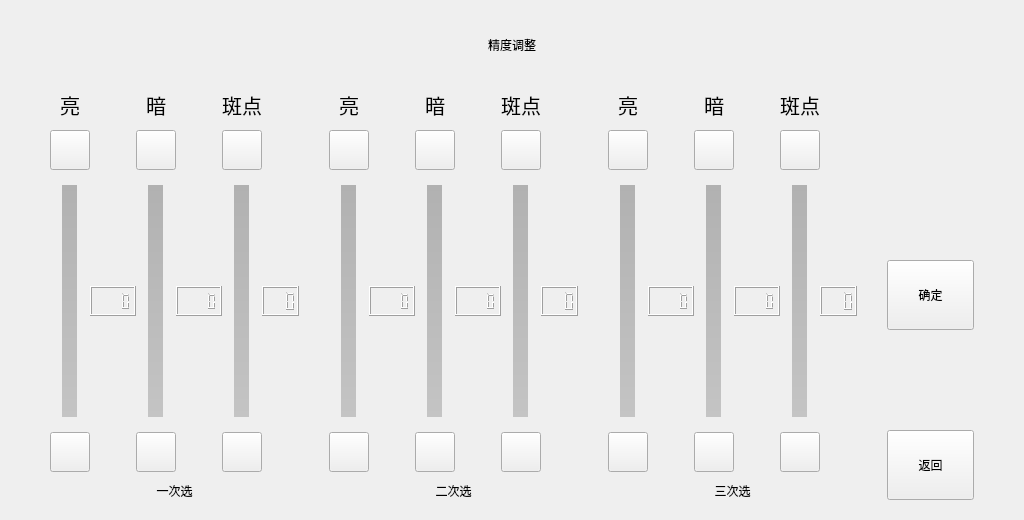
The window that forms/formaccuracyadjust.ui (zhoutl1106/pjt2) describes before a commit, drawn with Qt 5.
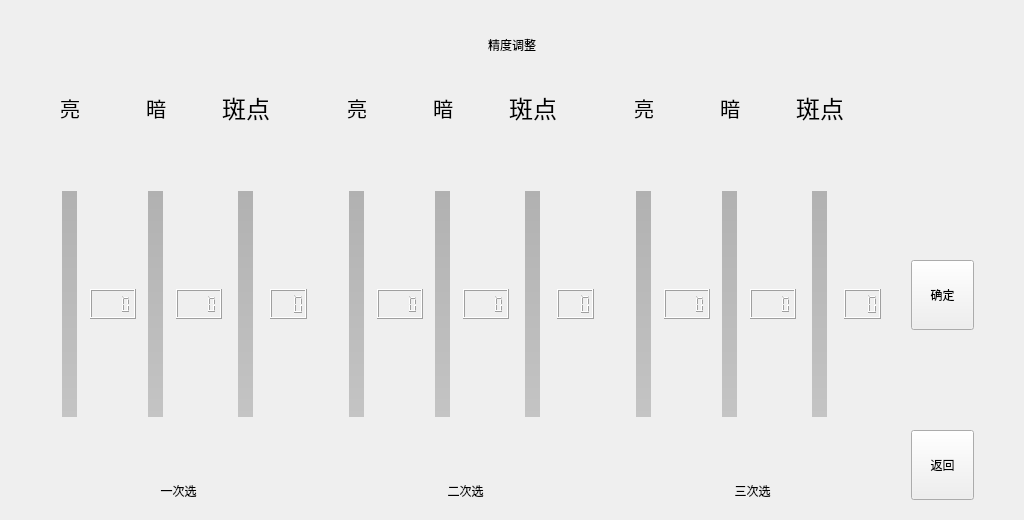
The same window after the commit. Icons and pictures are not drawn.

```diff
--- a/forms/formaccuracyadjust.ui
+++ b/forms/formaccuracyadjust.ui
@@ -102,58 +102,6 @@
        </property>
       </widget>
      </item>
-     <item row="3" column="3">
-      <widget class="QToolButton" name="toolButton_12d">
-       <property name="minimumSize">
-        <size>
-         <width>40</width>
-         <height>40</height>
-        </size>
-       </property>
-       <property name="styleSheet">
-        <string notr="true">QToolButton
-{
-	font-size:20px;
-    border-image: url(:/image/downG.png);
-    color: rgb(255, 255, 255);
-}
-
-QToolButton:pressed
-{
-    border-image: url(:/image/downR.png);
-}</string>
-       </property>
-       <property name="text">
-        <string/>
-       </property>
-      </widget>
-     </item>
-     <item row="1" column="5">
-      <widget class="QToolButton" name="toolButton_13u">
-       <property name="minimumSize">
-        <size>
-         <width>40</width>
-         <height>40</height>
-        </size>
-       </property>
-       <property name="styleSheet">
-        <string notr="true">QToolButton
-{
-	font-size:20px;
-    border-image: url(:/image/upG.png);
-    color: rgb(255, 255, 255);
-}
-
-QToolButton:pressed
-{
-    border-image: url(:/image/upR.png);
-}</string>
-       </property>
-       <property name="text">
-        <string/>
-       </property>
-      </widget>
-     </item>
      <item row="2" column="6">
       <widget class="QLCDNumber" name="lcdNumber13">
        <property name="sizePolicy">
@@ -179,58 +127,6 @@
        </property>
       </widget>
      </item>
-     <item row="1" column="3">
-      <widget class="QToolButton" name="toolButton_12u">
-       <property name="minimumSize">
-        <size>
-         <width>40</width>
-         <height>40</height>
-        </size>
-       </property>
-       <property name="styleSheet">
-        <string notr="true">QToolButton
-{
-	font-size:20px;
-    border-image: url(:/image/upG.png);
-    color: rgb(255, 255, 255);
-}
-
-QToolButton:pressed
-{
-    border-image: url(:/image/upR.png);
-}</string>
-       </property>
-       <property name="text">
-        <string/>
-       </property>
-      </widget>
-     </item>
-     <item row="3" column="5">
-      <widget class="QToolButton" name="toolButton_13d">
-       <property name="minimumSize">
-        <size>
-         <width>40</width>
-         <height>40</height>
-        </size>
-       </property>
-       <property name="styleSheet">
-        <string notr="true">QToolButton
-{
-	font-size:20px;
-    border-image: url(:/image/downG.png);
-    color: rgb(255, 255, 255);
-}
-
-QToolButton:pressed
-{
-    border-image: url(:/image/downR.png);
-}</string>
-       </property>
-       <property name="text">
-        <string/>
-       </property>
-      </widget>
-     </item>
      <item row="2" column="5" alignment="Qt::AlignHCenter">
       <widget class="QSlider" name="verticalSlider13">
        <property name="sizePolicy">
@@ -288,58 +184,6 @@
        </property>
       </widget>
      </item>
-     <item row="1" column="1" alignment="Qt::AlignHCenter">
-      <widget class="QToolButton" name="toolButton_11u">
-       <property name="minimumSize">
-        <size>
-         <width>40</width>
-         <height>40</height>
-        </size>
-       </property>
-       <property name="styleSheet">
-        <string notr="true">QToolButton
-{
-	font-size:20px;
-    border-image: url(:/image/upG.png);
-    color: rgb(255, 255, 255);
-}
-
-QToolButton:pressed
-{
-    border-image: url(:/image/upR.png);
-}</string>
-       </property>
-       <property name="text">
-        <string/>
-       </property>
-      </widget>
-     </item>
-     <item row="3" column="1" alignment="Qt::AlignHCenter">
-      <widget class="QToolButton" name="toolButton_11d">
-       <property name="minimumSize">
-        <size>
-         <width>40</width>
-         <height>40</height>
-        </size>
-       </property>
-       <property name="styleSheet">
-        <string notr="true">QToolButton
-{
-	font-size:20px;
-    border-image: url(:/image/downG.png);
-    color: rgb(255, 255, 255);
-}
-
-QToolButton:pressed
-{
-    border-image: url(:/image/downR.png);
-}</string>
-       </property>
-       <property name="text">
-        <string/>
-       </property>
-      </widget>
-     </item>
      <item row="2" column="2">
       <widget class="QLCDNumber" name="lcdNumber11">
        <property name="sizePolicy">
@@ -421,9 +265,16 @@
        </property>
        <property name="font">
         <font>
-         <pointsize>15</pointsize>
+         <family>宋体</family>
+         <pointsize>18</pointsize>
+         <weight>50</weight>
+         <italic>false</italic>
+         <bold>false</bold>
         </font>
        </property>
+       <property name="styleSheet">
+        <string notr="true">font: 18pt &quot;宋体&quot;;</string>
+       </property>
        <property name="text">
         <string>斑点</string>
        </property>
@@ -473,6 +324,102 @@
        </property>
       </widget>
      </item>
+     <item row="1" column="0" colspan="2">
+      <widget class="QWidget" name="widget_11u" native="true">
+       <property name="sizePolicy">
+        <sizepolicy hsizetype="Fixed" vsizetype="Fixed">
+         <horstretch>40</horstretch>
+         <verstretch>40</verstretch>
+        </sizepolicy>
+       </property>
+       <property name="minimumSize">
+        <size>
+         <width>40</width>
+         <height>40</height>
+        </size>
+       </property>
+      </widget>
+     </item>
+     <item row="1" column="3">
+      <widget class="QWidget" name="widget_12u" native="true">
+       <property name="sizePolicy">
+        <sizepolicy hsizetype="Fixed" vsizetype="Fixed">
+         <horstretch>40</horstretch>
+         <verstretch>40</verstretch>
+        </sizepolicy>
+       </property>
+       <property name="minimumSize">
+        <size>
+         <width>40</width>
+         <height>40</height>
+        </size>
+       </property>
+      </widget>
+     </item>
+     <item row="1" column="5">
+      <widget class="QWidget" name="widget_13u" native="true">
+       <property name="sizePolicy">
+        <sizepolicy hsizetype="Fixed" vsizetype="Fixed">
+         <horstretch>40</horstretch>
+         <verstretch>40</verstretch>
+        </sizepolicy>
+       </property>
+       <property name="minimumSize">
+        <size>
+         <width>40</width>
+         <height>40</height>
+        </size>
+       </property>
+      </widget>
+     </item>
+     <item row="3" column="5">
+      <widget class="QWidget" name="widget_13d" native="true">
+       <property name="sizePolicy">
+        <sizepolicy hsizetype="Fixed" vsizetype="Fixed">
+         <horstretch>40</horstretch>
+         <verstretch>40</verstretch>
+        </sizepolicy>
+       </property>
+       <property name="minimumSize">
+        <size>
+         <width>40</width>
+         <height>40</height>
+        </size>
+       </property>
+      </widget>
+     </item>
+     <item row="3" column="3">
+      <widget class="QWidget" name="widget_12d" native="true">
+       <property name="sizePolicy">
+        <sizepolicy hsizetype="Fixed" vsizetype="Fixed">
+         <horstretch>40</horstretch>
+         <verstretch>40</verstretch>
+        </sizepolicy>
+       </property>
+       <property name="minimumSize">
+        <size>
+         <width>40</width>
+         <height>40</height>
+        </size>
+       </property>
+      </widget>
+     </item>
+     <item row="3" column="1">
+      <widget class="QWidget" name="widget_11d" native="true">
+       <property name="sizePolicy">
+        <sizepolicy hsizetype="Fixed" vsizetype="Fixed">
+         <horstretch>40</horstretch>
+         <verstretch>40</verstretch>
+        </sizepolicy>
+       </property>
+       <property name="minimumSize">
+        <size>
+         <width>40</width>
+         <height>40</height>
+        </size>
+       </property>
+      </widget>
+     </item>
     </layout>
    </item>
    <item row="1" column="1">
@@ -524,58 +471,6 @@
        </property>
       </widget>
      </item>
-     <item row="3" column="2">
-      <widget class="QToolButton" name="toolButton_22d">
-       <property name="minimumSize">
-        <size>
-         <width>40</width>
-         <height>40</height>
-        </size>
-       </property>
-       <property name="styleSheet">
-        <string notr="true">QToolButton
-{
-	font-size:20px;
-    border-image: url(:/image/downG.png);
-    color: rgb(255, 255, 255);
-}
-
-QToolButton:pressed
-{
-    border-image: url(:/image/downR.png);
-}</string>
-       </property>
-       <property name="text">
-        <string/>
-       </property>
-      </widget>
-     </item>
-     <item row="1" column="4">
-      <widget class="QToolButton" name="toolButton_23u">
-       <property name="minimumSize">
-        <size>
-         <width>40</width>
-         <height>40</height>
-        </size>
-       </property>
-       <property name="styleSheet">
-        <string notr="true">QToolButton
-{
-	font-size:20px;
-    border-image: url(:/image/upG.png);
-    color: rgb(255, 255, 255);
-}
-
-QToolButton:pressed
-{
-    border-image: url(:/image/upR.png);
-}</string>
-       </property>
-       <property name="text">
-        <string/>
-       </property>
-      </widget>
-     </item>
      <item row="2" column="5">
       <widget class="QLCDNumber" name="lcdNumber23">
        <property name="sizePolicy">
@@ -601,58 +496,6 @@
        </property>
       </widget>
      </item>
-     <item row="1" column="2">
-      <widget class="QToolButton" name="toolButton_22u">
-       <property name="minimumSize">
-        <size>
-         <width>40</width>
-         <height>40</height>
-        </size>
-       </property>
-       <property name="styleSheet">
-        <string notr="true">QToolButton
-{
-	font-size:20px;
-    border-image: url(:/image/upG.png);
-    color: rgb(255, 255, 255);
-}
-
-QToolButton:pressed
-{
-    border-image: url(:/image/upR.png);
-}</string>
-       </property>
-       <property name="text">
-        <string/>
-       </property>
-      </widget>
-     </item>
-     <item row="3" column="4">
-      <widget class="QToolButton" name="toolButton_23d">
-       <property name="minimumSize">
-        <size>
-         <width>40</width>
-         <height>40</height>
-        </size>
-       </property>
-       <property name="styleSheet">
-        <string notr="true">QToolButton
-{
-	font-size:20px;
-    border-image: url(:/image/downG.png);
-    color: rgb(255, 255, 255);
-}
-
-QToolButton:pressed
-{
-    border-image: url(:/image/downR.png);
-}</string>
-       </property>
-       <property name="text">
-        <string/>
-       </property>
-      </widget>
-     </item>
      <item row="2" column="4" alignment="Qt::AlignHCenter">
       <widget class="QSlider" name="verticalSlider23">
        <property name="sizePolicy">
@@ -694,58 +537,6 @@
        </property>
       </widget>
      </item>
-     <item row="1" column="0" alignment="Qt::AlignHCenter">
-      <widget class="QToolButton" name="toolButton_21u">
-       <property name="minimumSize">
-        <size>
-         <width>40</width>
-         <height>40</height>
-        </size>
-       </property>
-       <property name="styleSheet">
-        <string notr="true">QToolButton
-{
-	font-size:20px;
-    border-image: url(:/image/upG.png);
-    color: rgb(255, 255, 255);
-}
-
-QToolButton:pressed
-{
-    border-image: url(:/image/upR.png);
-}</string>
-       </property>
-       <property name="text">
-        <string/>
-       </property>
-      </widget>
-     </item>
-     <item row="3" column="0" alignment="Qt::AlignHCenter">
-      <widget class="QToolButton" name="toolButton_21d">
-       <property name="minimumSize">
-        <size>
-         <width>40</width>
-         <height>40</height>
-        </size>
-       </property>
-       <property name="styleSheet">
-        <string notr="true">QToolButton
-{
-	font-size:20px;
-    border-image: url(:/image/downG.png);
-    color: rgb(255, 255, 255);
-}
-
-QToolButton:pressed
-{
-    border-image: url(:/image/downR.png);
-}</string>
-       </property>
-       <property name="text">
-        <string/>
-       </property>
-      </widget>
-     </item>
      <item row="2" column="1">
       <widget class="QLCDNumber" name="lcdNumber21">
        <property name="sizePolicy">
@@ -864,9 +655,16 @@
        </property>
        <property name="font">
         <font>
-         <pointsize>15</pointsize>
+         <family>宋体</family>
+         <pointsize>18</pointsize>
+         <weight>50</weight>
+         <italic>false</italic>
+         <bold>false</bold>
         </font>
        </property>
+       <property name="styleSheet">
+        <string notr="true">font: 18pt &quot;宋体&quot;;</string>
+       </property>
        <property name="text">
         <string>斑点</string>
        </property>
@@ -916,6 +714,124 @@
        </property>
       </widget>
      </item>
+     <item row="1" column="0">
+      <widget class="QWidget" name="widget_21u" native="true">
+       <property name="sizePolicy">
+        <sizepolicy hsizetype="Fixed" vsizetype="Fixed">
+         <horstretch>40</horstretch>
+         <verstretch>40</verstretch>
+        </sizepolicy>
+       </property>
+       <property name="minimumSize">
+        <size>
+         <width>40</width>
+         <height>40</height>
+        </size>
+       </property>
+      </widget>
+     </item>
+     <item row="1" column="2">
+      <widget class="QWidget" name="widget_22u" native="true">
+       <property name="sizePolicy">
+        <sizepolicy hsizetype="Fixed" vsizetype="Fixed">
+         <horstretch>40</horstretch>
+         <verstretch>40</verstretch>
+        </sizepolicy>
+       </property>
+       <property name="minimumSize">
+        <size>
+         <width>40</width>
+         <height>40</height>
+        </size>
+       </property>
+      </widget>
+     </item>
+     <item row="1" column="4">
+      <widget class="QWidget" name="widget_23u" native="true">
+       <property name="sizePolicy">
+        <sizepolicy hsizetype="Fixed" vsizetype="Fixed">
+         <horstretch>40</horstretch>
+         <verstretch>40</verstretch>
+        </sizepolicy>
+       </property>
+       <property name="minimumSize">
+        <size>
+         <width>40</width>
+         <height>40</height>
+        </size>
+       </property>
+      </widget>
+     </item>
+     <item row="3" column="4">
+      <widget class="QWidget" name="widget_23d" native="true">
+       <property name="sizePolicy">
+        <sizepolicy hsizetype="Fixed" vsizetype="Fixed">
+         <horstretch>40</horstretch>
+         <verstretch>40</verstretch>
+        </sizepolicy>
+       </property>
+       <property name="minimumSize">
+        <size>
+         <width>40</width>
+         <height>40</height>
+        </size>
+       </property>
+      </widget>
+     </item>
+     <item row="3" column="2">
+      <widget class="QWidget" name="widget_15" native="true">
+       <property name="sizePolicy">
+        <sizepolicy hsizetype="Fixed" vsizetype="Fixed">
+         <horstretch>40</horstretch>
+         <verstretch>40</verstretch>
+        </sizepolicy>
+       </property>
+       <property name="minimumSize">
+        <size>
+         <width>40</width>
+         <height>40</height>
+        </size>
+       </property>
+       <widget class="QWidget" name="widget_22d" native="true">
+        <property name="geometry">
+         <rect>
+          <x>0</x>
+          <y>0</y>
+          <width>40</width>
+          <height>40</height>
+         </rect>
+        </property>
+        <property name="sizePolicy">
+         <sizepolicy hsizetype="Fixed" vsizetype="Fixed">
+          <horstretch>40</horstretch>
+          <verstretch>40</verstretch>
+         </sizepolicy>
+        </property>
+        <property name="minimumSize">
+         <size>
+          <width>40</width>
+          <height>40</height>
+         </size>
+        </property>
+       </widget>
+      </widget>
+     </item>
+     <item row="3" column="0">
+      <widget class="QWidget" name="widget_21d" native="true">
+       <property name="sizePolicy">
+        <sizepolicy hsizetype="Fixed" vsizetype="Fixed">
+         <horstretch>40</horstretch>
+         <verstretch>40</verstretch>
+        </sizepolicy>
+       </property>
+       <property name="minimumSize">
+        <size>
+         <width>40</width>
+         <height>40</height>
+        </size>
+       </property>
+      </widget>
+     </item>
     </layout>
    </item>
    <item row="1" column="2">
@@ -967,58 +883,6 @@
        </property>
       </widget>
      </item>
-     <item row="3" column="2">
-      <widget class="QToolButton" name="toolButton_32d">
-       <property name="minimumSize">
-        <size>
-         <width>40</width>
-         <height>40</height>
-        </size>
-       </property>
-       <property name="styleSheet">
-        <string notr="true">QToolButton
-{
-	font-size:20px;
-    border-image: url(:/image/downG.png);
-    color: rgb(255, 255, 255);
-}
-
-QToolButton:pressed
-{
-    border-image: url(:/image/downR.png);
-}</string>
-       </property>
-       <property name="text">
-        <string/>
-       </property>
-      </widget>
-     </item>
-     <item row="1" column="4">
-      <widget class="QToolButton" name="toolButton_33u">
-       <property name="minimumSize">
-        <size>
-         <width>40</width>
-         <height>40</height>
-        </size>
-       </property>
-       <property name="styleSheet">
-        <string notr="true">QToolButton
-{
-	font-size:20px;
-    border-image: url(:/image/upG.png);
-    color: rgb(255, 255, 255);
-}
-
-QToolButton:pressed
-{
-    border-image: url(:/image/upR.png);
-}</string>
-       </property>
-       <property name="text">
-        <string/>
-       </property>
-      </widget>
-     </item>
      <item row="2" column="5">
       <widget class="QLCDNumber" name="lcdNumber33">
        <property name="sizePolicy">
@@ -1044,58 +908,6 @@
        </property>
       </widget>
      </item>
-     <item row="1" column="2">
-      <widget class="QToolButton" name="toolButton_32u">
-       <property name="minimumSize">
-        <size>
-         <width>40</width>
-         <height>40</height>
-        </size>
-       </property>
-       <property name="styleSheet">
-        <string notr="true">QToolButton
-{
-	font-size:20px;
-    border-image: url(:/image/upG.png);
-    color: rgb(255, 255, 255);
-}
-
-QToolButton:pressed
-{
-    border-image: url(:/image/upR.png);
-}</string>
-       </property>
-       <property name="text">
-        <string/>
-       </property>
-      </widget>
-     </item>
-     <item row="3" column="4">
-      <widget class="QToolButton" name="toolButton_33d">
-       <property name="minimumSize">
-        <size>
-         <width>40</width>
-         <height>40</height>
-        </size>
-       </property>
-       <property name="styleSheet">
-        <string notr="true">QToolButton
-{
-	font-size:20px;
-    border-image: url(:/image/downG.png);
-    color: rgb(255, 255, 255);
-}
-
-QToolButton:pressed
-{
-    border-image: url(:/image/downR.png);
-}</string>
-       </property>
-       <property name="text">
-        <string/>
-       </property>
-      </widget>
-     </item>
      <item row="2" column="4" alignment="Qt::AlignHCenter">
       <widget class="QSlider" name="verticalSlider33">
        <property name="sizePolicy">
@@ -1137,58 +949,6 @@
        </property>
       </widget>
      </item>
-     <item row="1" column="0" alignment="Qt::AlignHCenter">
-      <widget class="QToolButton" name="toolButton_31u">
-       <property name="minimumSize">
-        <size>
-         <width>40</width>
-         <height>40</height>
-        </size>
-       </property>
-       <property name="styleSheet">
-        <string notr="true">QToolButton
-{
-	font-size:20px;
-    border-image: url(:/image/upG.png);
-    color: rgb(255, 255, 255);
-}
-
-QToolButton:pressed
-{
-    border-image: url(:/image/upR.png);
-}</string>
-       </property>
-       <property name="text">
-        <string/>
-       </property>
-      </widget>
-     </item>
-     <item row="3" column="0" alignment="Qt::AlignHCenter">
-      <widget class="QToolButton" name="toolButton_31d">
-       <property name="minimumSize">
-        <size>
-         <width>40</width>
-         <height>40</height>
-        </size>
-       </property>
-       <property name="styleSheet">
-        <string notr="true">QToolButton
-{
-	font-size:20px;
-    border-image: url(:/image/downG.png);
-    color: rgb(255, 255, 255);
-}
-
-QToolButton:pressed
-{
-    border-image: url(:/image/downR.png);
-}</string>
-       </property>
-       <property name="text">
-        <string/>
-       </property>
-      </widget>
-     </item>
      <item row="2" column="1">
       <widget class="QLCDNumber" name="lcdNumber31">
        <property name="sizePolicy">
@@ -1307,9 +1067,16 @@
        </property>
        <property name="font">
         <font>
-         <pointsize>15</pointsize>
+         <family>宋体</family>
+         <pointsize>18</pointsize>
+         <weight>50</weight>
+         <italic>false</italic>
+         <bold>false</bold>
         </font>
        </property>
+       <property name="styleSheet">
+        <string notr="true">font: 18pt &quot;宋体&quot;;</string>
+       </property>
        <property name="text">
         <string>斑点</string>
        </property>
@@ -1359,6 +1126,102 @@
        </property>
       </widget>
      </item>
+     <item row="1" column="0">
+      <widget class="QWidget" name="widget_31u" native="true">
+       <property name="sizePolicy">
+        <sizepolicy hsizetype="Fixed" vsizetype="Fixed">
+         <horstretch>40</horstretch>
+         <verstretch>40</verstretch>
+        </sizepolicy>
+       </property>
+       <property name="minimumSize">
+        <size>
+         <width>40</width>
+         <height>40</height>
+        </size>
+       </property>
+      </widget>
+     </item>
+     <item row="1" column="2">
+      <widget class="QWidget" name="widget_32u" native="true">
+       <property name="sizePolicy">
+        <sizepolicy hsizetype="Fixed" vsizetype="Fixed">
+         <horstretch>40</horstretch>
+         <verstretch>40</verstretch>
+        </sizepolicy>
+       </property>
+       <property name="minimumSize">
+        <size>
+         <width>40</width>
+         <height>40</height>
+        </size>
+       </property>
+      </widget>
+     </item>
+     <item row="1" column="4">
+      <widget class="QWidget" name="widget_33u" native="true">
+       <property name="sizePolicy">
+        <sizepolicy hsizetype="Fixed" vsizetype="Fixed">
+         <horstretch>40</horstretch>
+         <verstretch>40</verstretch>
+        </sizepolicy>
+       </property>
+       <property name="minimumSize">
+        <size>
+         <width>40</width>
+         <height>40</height>
+        </size>
+       </property>
+      </widget>
+     </item>
+     <item row="3" column="4">
+      <widget class="QWidget" name="widget_33d" native="true">
+       <property name="sizePolicy">
+        <sizepolicy hsizetype="Fixed" vsizetype="Fixed">
+         <horstretch>40</horstretch>
+         <verstretch>40</verstretch>
+        </sizepolicy>
+       </property>
+       <property name="minimumSize">
+        <size>
+         <width>40</width>
+         <height>40</height>
+        </size>
+       </property>
+      </widget>
+     </item>
+     <item row="3" column="2">
+      <widget class="QWidget" name="widget_32d" native="true">
+       <property name="sizePolicy">
+        <sizepolicy hsizetype="Fixed" vsizetype="Fixed">
+         <horstretch>40</horstretch>
+         <verstretch>40</verstretch>
+        </sizepolicy>
+       </property>
+       <property name="minimumSize">
+        <size>
+         <width>40</width>
+         <height>40</height>
+        </size>
+       </property>
+      </widget>
+     </item>
+     <item row="3" column="0">
+      <widget class="QWidget" name="widget_31d" native="true">
+       <property name="sizePolicy">
+        <sizepolicy hsizetype="Fixed" vsizetype="Fixed">
+         <horstretch>40</horstretch>
+         <verstretch>40</verstretch>
+        </sizepolicy>
+       </property>
+       <property name="minimumSize">
+        <size>
+         <width>40</width>
+         <height>40</height>
+        </size>
+       </property>
+      </widget>
+     </item>
     </layout>
    </item>
    <item row="1" column="3">
```
